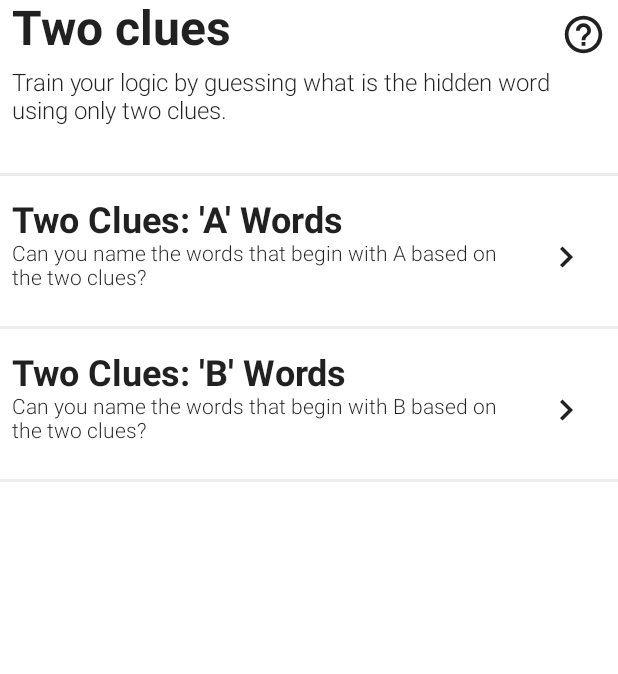
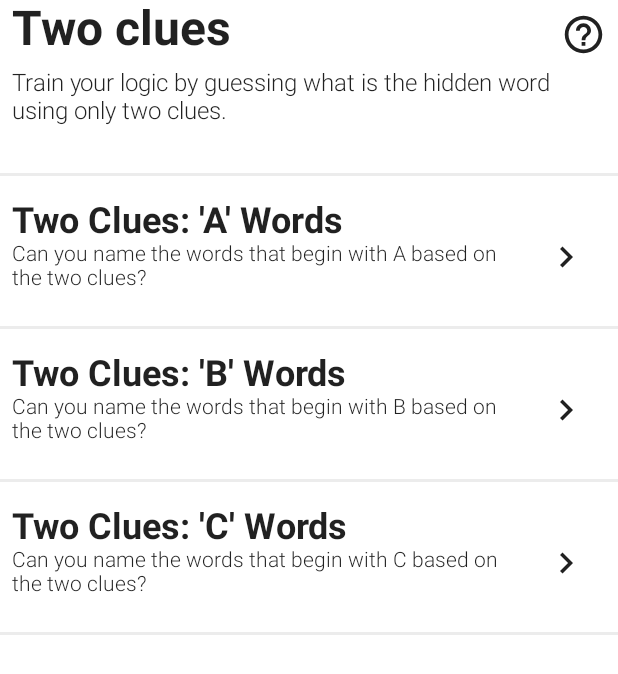
Before and after one commit to YaroslavGorbach-code/two_clues, an Android app built with Jetpack Compose: the screen it shows after launch (MainActivity), on a phone screen of 412 x 824 dp. Shown: the top 674 px of the screen. Run offline under Robolectric (Android 15) with nearby library versions, the light colour scheme and no system bars; our stand-ins replace AdMob, Dagger/Hilt's generated code, accompanist; 2 statements that could not run were skipped.

Commit message:
Add new quiz

```diff
--- a/app/src/main/java/andersen/two_clues/data/common/model/PuzzleName.kt
+++ b/app/src/main/java/andersen/two_clues/data/common/model/PuzzleName.kt
@@ -4,7 +4,8 @@ import andersen.two_clues.R
 
 enum class PuzzleName(val resId: Int) {
     LETTER_A(R.string.letter_a_name),
-    LETTER_B(R.string.letter_b_name)
+    LETTER_B(R.string.letter_b_name),
+    LETTER_C(R.string.letter_c_name)
 }
 
 fun PuzzleName.findNext(): PuzzleName? {
--- a/app/src/main/java/andersen/two_clues/data/puzzle/provider/TaskAnswersProvider.kt
+++ b/app/src/main/java/andersen/two_clues/data/puzzle/provider/TaskAnswersProvider.kt
@@ -18,6 +18,10 @@ class TaskAnswersProvider(private val context: Context) {
             PuzzleName.LETTER_B -> context.resources.getStringArray(
                 R.array.task_answers_letter_b
             ).toList().map { it.split(WORD_SPLIT_SYMBOL) }
+
+            PuzzleName.LETTER_C -> context.resources.getStringArray(
+                R.array.task_answers_letter_c
+            ).toList().map { it.split(WORD_SPLIT_SYMBOL) }
         }
     }
 }
--- a/app/src/main/java/andersen/two_clues/data/puzzle/provider/TaskCuesResIdProvider.kt
+++ b/app/src/main/java/andersen/two_clues/data/puzzle/provider/TaskCuesResIdProvider.kt
@@ -8,6 +8,7 @@ class TaskCuesResIdProvider {
         return when (name) {
             PuzzleName.LETTER_A -> R.string.task_letter_a
             PuzzleName.LETTER_B -> R.string.task_letter_b
+            PuzzleName.LETTER_C -> R.string.task_letter_c
         }
     }
 }
--- a/app/src/main/java/andersen/two_clues/data/puzzles/factory/PuzzleDescriptionProvider.kt
+++ b/app/src/main/java/andersen/two_clues/data/puzzles/factory/PuzzleDescriptionProvider.kt
@@ -10,6 +10,7 @@ class PuzzleDescriptionProvider(private val context: Context) {
         return when (puzzleName) {
             PuzzleName.LETTER_A -> context.resources.getString(R.string.letter_a_description)
             PuzzleName.LETTER_B -> context.resources.getString(R.string.letter_b_description)
+            PuzzleName.LETTER_C -> context.resources.getString(R.string.letter_c_description)
         }
     }
 }
--- a/app/src/main/res/values/answers.xml
+++ b/app/src/main/res/values/answers.xml
@@ -30,8 +30,7 @@
         <item>Baron</item>
         <item>Bread</item>
         <item>Bobby</item>
-        <item>Bird
-</item>
+        <item>Bird</item>
         <item>Boxer</item>
         <item>Bank</item>
         <item>Babe</item>
@@ -50,4 +49,29 @@
         <item>Butterfly</item>
         <item>Brett</item>
     </string-array>
+
+    <string-array name="task_answers_letter_c">
+        <item>Captain</item>
+        <item>Capital</item>
+        <item>Chuck</item>
+        <item>Colonel</item>
+        <item>Clown</item>
+        <item>Curtis</item>
+        <item>Charlotte</item>
+        <item>Cat</item>
+        <item>Count</item>
+        <item>Chef</item>
+        <item>Cracker</item>
+        <item>Choreographer</item>
+        <item>Clock</item>
+        <item>Card</item>
+        <item>Chimpanzee</item>
+        <item>Cheese</item>
+        <item>Cartoon</item>
+        <item>Carpet</item>
+        <item>Casino</item>
+        <item>Colony</item>
+        <item>Cake</item>
+        <item>Carol</item>
+    </string-array>
 </resources>
--- a/app/src/main/res/values/descriptions.xml
+++ b/app/src/main/res/values/descriptions.xml
@@ -2,4 +2,5 @@
 <resources>
     <string name="letter_a_description">Can you name the words that begin with A based on the two clues?</string>
     <string name="letter_b_description">Can you name the words that begin with B based on the two clues?</string>
+    <string name="letter_c_description">Can you name the words that begin with C based on the two clues?</string>
 </resources>
--- a/app/src/main/res/values/names.xml
+++ b/app/src/main/res/values/names.xml
@@ -2,4 +2,5 @@
 <resources>
     <string name="letter_a_name">Two Clues: \'A\' Words</string>
     <string name="letter_b_name">Two Clues: \'B\' Words</string>
+    <string name="letter_c_name">Two Clues: \'C\' Words</string>
 </resources>
--- a/app/src/main/res/values/tasks.xml
+++ b/app/src/main/res/values/tasks.xml
@@ -49,4 +49,29 @@
         | Monarch &amp;&amp; Swallowtail
         | Favre &amp;&amp; Hull
     </string>
+
+    <string name="task_letter_c">
+        Crunch &amp;&amp; Kangaroo
+        | Sacramento &amp;&amp; Topeka
+        | Yeager &amp;&amp; Berry
+        | Sanders &amp;&amp; Mustard
+        | Bozo &amp;&amp; Clarabell
+        | Jamie Lee &amp;&amp; Tony
+        | Brontë &amp;&amp; Rampling
+        | Siamese &amp;&amp; Oriental Longhair
+        | Dracula &amp;&amp; Chocula
+        | Anthony Bourdain &amp;&amp; Tom Colicchio
+        | Saltine &amp;&amp; oyster
+        | Alvin Ailey &amp;&amp; Martha Graham
+        | Cuckoo &amp;&amp; alarm
+        | Ace &amp;&amp; Jack
+        | Cheeta &amp;&amp; Bonzo
+        | Brie &amp;&amp; Camembert
+        | \'Scooby-Doo, Where Are You!\' &amp;&amp; \'The Jetsons\'
+        | Berber &amp;&amp; shag
+        | Bellagio &amp;&amp; Caesars Palace
+        | Nudist &amp;&amp; penal
+        | Angel food &amp;&amp; pound
+        | \'Away in the Manger\' &amp;&amp; \'Silent Night\'
+    </string>
 </resources>
```
